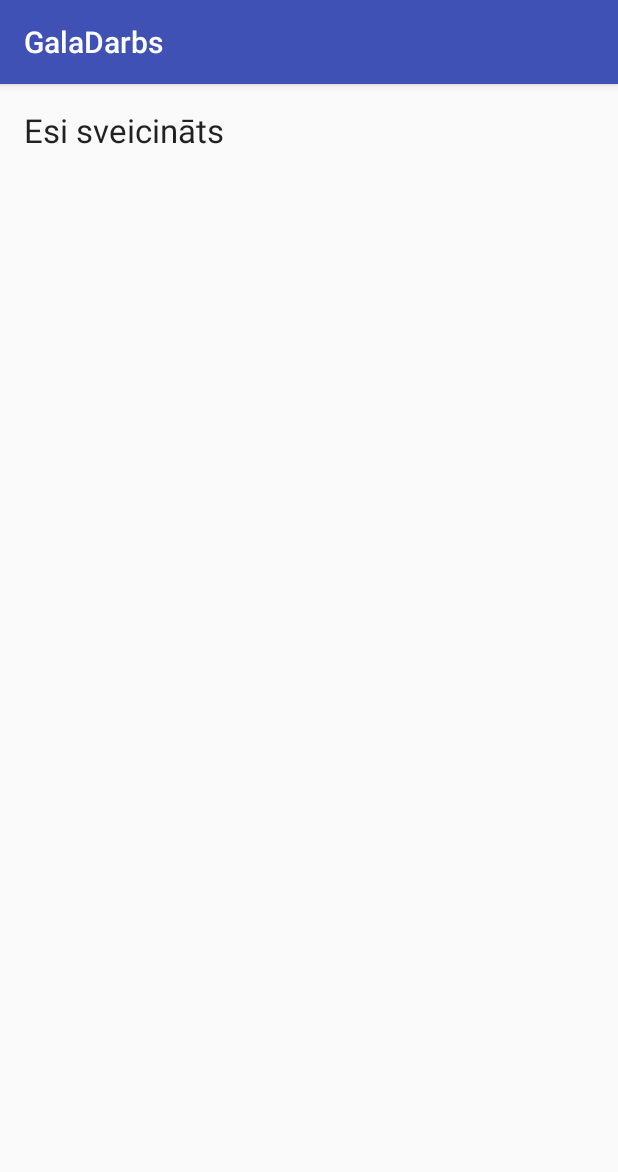
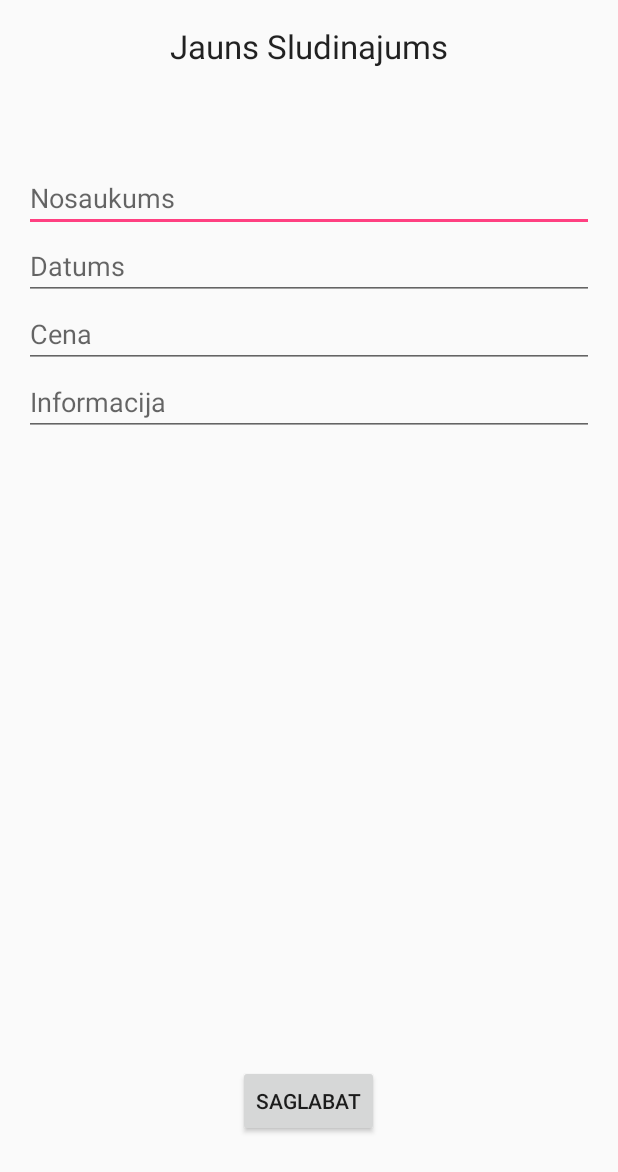
Before and after one commit to aleksandrs94/Darbins, an Android app: the Users screen opened directly, with no data from a screen before it, on a phone screen of 412 x 824 dp. Shown: the top 1172 px of the screen. Run offline under Robolectric (Android 15) with nearby library versions, the phone set to English and light mode, and no system bars.

Commit message:
Saglabat sludinajumus db

```diff
--- a/app/src/main/java/com/example/kriss/galadarbs/Users.java
+++ b/app/src/main/java/com/example/kriss/galadarbs/Users.java
@@ -1,13 +1,45 @@
 package com.example.kriss.galadarbs;
 
-import android.support.v7.app.AppCompatActivity;
+import android.app.Activity;
+import android.content.Context;
+import android.database.sqlite.SQLiteDatabase;
 import android.os.Bundle;
+import android.view.View;
+import android.widget.EditText;
+import android.widget.Toast;
 
-public class Users extends AppCompatActivity {
+
+public class Users extends Activity {
+    EditText Nosaukums, Datums, Cena, Info;
+    Context context = this;
+    UserDBHelper userDBHelper;
+    SQLiteDatabase sqLiteDatabase;
 
     @Override
     protected void onCreate(Bundle savedInstanceState) {
         super.onCreate(savedInstanceState);
         setContentView(R.layout.activity_users);
+        Nosaukums = (EditText) findViewById(R.id.slud_nosaukums);
+        Datums = (EditText) findViewById(R.id.slud_datums);
+        Cena = (EditText) findViewById(R.id.slud_cena);
+        Info = (EditText) findViewById(R.id.slud_info);
+    }
+
+    public void addSludinajums(View view)
+    {
+        String nosaukums = Nosaukums.getText().toString();
+        String datums = Datums.getText().toString();
+        String cena = Cena.getText().toString();
+        String info = Info.getText().toString();
+        userDBHelper = new UserDBHelper(context);
+        sqLiteDatabase = userDBHelper.getWritableDatabase();
+        userDBHelper.addInformations(nosaukums,datums,cena,info,sqLiteDatabase);
+        Nosaukums.setText("");
+        Datums.setText("");
+        Cena.setText("");
+        Info.setText("");
+        Info.clearFocus();
+        Toast.makeText(getBaseContext(),"Dati Saglabati",Toast.LENGTH_LONG).show();
+            userDBHelper.close();
     }
 }
--- a/app/src/main/res/layout/activity_users.xml
+++ b/app/src/main/res/layout/activity_users.xml
@@ -13,9 +13,71 @@
         android:layout_width="wrap_content"
         android:layout_height="wrap_content"
         android:textAppearance="?android:attr/textAppearanceLarge"
-        android:text="Esi sveicināts"
-        android:id="@+id/tvUser"
+        android:text="@string/jauns_sludinajums"
+        android:id="@+id/jauns_slud_id"
         android:layout_alignParentTop="true"
+        android:layout_centerHorizontal="true" />
+
+    <EditText
+        android:layout_width="wrap_content"
+        android:layout_height="wrap_content"
+        android:id="@+id/slud_nosaukums"
+        android:layout_below="@+id/jauns_slud_id"
+        android:layout_marginTop="64dp"
+        android:layout_alignParentRight="true"
+        android:layout_alignParentEnd="true"
         android:layout_alignParentLeft="true"
-        android:layout_alignParentStart="true" />
+        android:layout_alignParentStart="true"
+        android:inputType="textImeMultiLine"
+        android:hint="Nosaukums" />
+
+    <EditText
+        android:layout_width="wrap_content"
+        android:layout_height="wrap_content"
+        android:ems="10"
+        android:id="@+id/slud_datums"
+        android:layout_alignParentLeft="true"
+        android:layout_alignParentStart="true"
+        android:layout_below="@+id/slud_nosaukums"
+        android:layout_alignParentRight="true"
+        android:layout_alignParentEnd="true"
+        android:editable="false"
+        android:inputType="text"
+        android:hint="Datums" />
+
+    <EditText
+        android:layout_width="wrap_content"
+        android:layout_height="wrap_content"
+        android:ems="10"
+        android:id="@+id/slud_cena"
+        android:layout_below="@+id/slud_datums"
+        android:layout_alignParentLeft="true"
+        android:layout_alignParentStart="true"
+        android:layout_alignParentRight="true"
+        android:layout_alignParentEnd="true"
+        android:inputType="text"
+        android:hint="Cena" />
+
+    <EditText
+        android:layout_width="wrap_content"
+        android:layout_height="wrap_content"
+        android:ems="10"
+        android:id="@+id/slud_info"
+        android:layout_below="@+id/slud_cena"
+        android:layout_alignParentLeft="true"
+        android:layout_alignParentStart="true"
+        android:layout_alignParentRight="true"
+        android:layout_alignParentEnd="true"
+        android:inputType="textImeMultiLine"
+        android:hint="Informacija" />
+
+    <Button
+        android:layout_width="wrap_content"
+        android:layout_height="wrap_content"
+        android:text="@string/saglabat"
+        android:id="@+id/btnSaglabatSlud"
+        android:layout_marginBottom="50dp"
+        android:layout_alignParentBottom="true"
+        android:layout_centerHorizontal="true"
+        android:onClick="addSludinajums" />
 </RelativeLayout>
```
Also changed, not shown: app/src/main/java/com/example/kriss/galadarbs/Pievienot.java (added, +15 -0 lines), app/src/main/java/com/example/kriss/galadarbs/UserDBHelper.java (added, +52 -0 lines), app/src/main/res/values/strings.xml (+8 -1 lines).
